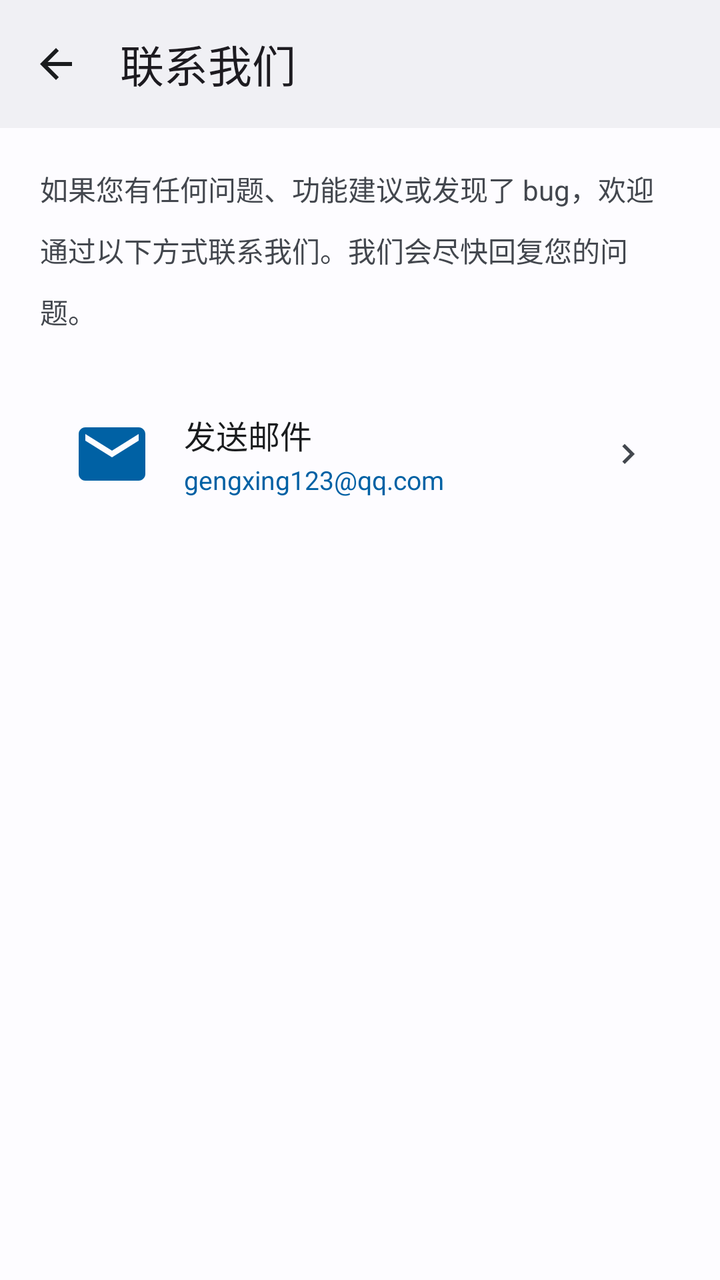
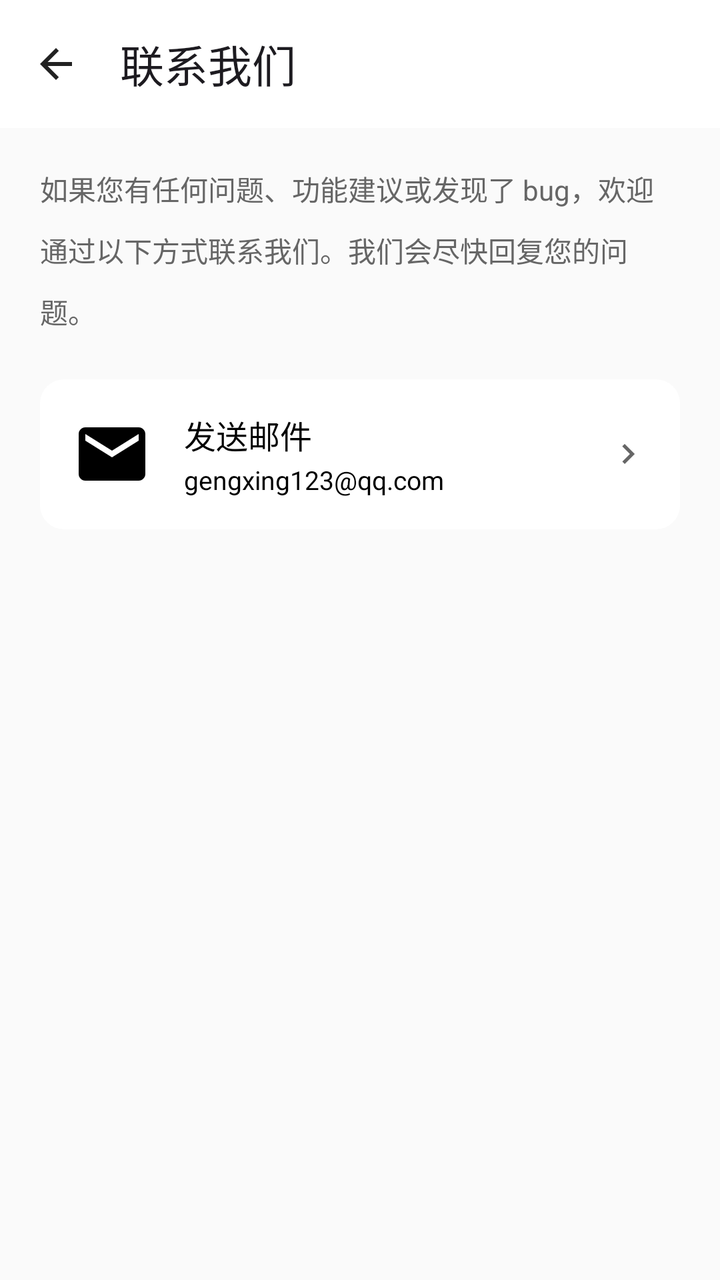

The first picture is an Android layout as it rendered before a commit; the second is the same layout after the commit. The layout source and the unified diff follow.
<!-- AndroidManifest.xml: application theme Theme.StarGallery -->
<!-- res/layout/fragment_contact.xml -->
<?xml version="1.0" encoding="utf-8"?>
<androidx.coordinatorlayout.widget.CoordinatorLayout xmlns:android="http://schemas.android.com/apk/res/android"
    xmlns:app="http://schemas.android.com/apk/res-auto"
    android:layout_width="match_parent"
    android:layout_height="match_parent"
    android:fitsSystemWindows="true"
    android:background="?attr/colorSurface">

    <com.google.android.material.appbar.AppBarLayout
        android:layout_width="match_parent"
        android:layout_height="wrap_content"
        android:fitsSystemWindows="true"
        app:elevation="0dp">

        <com.google.android.material.appbar.MaterialToolbar
            android:id="@+id/toolbar"
            android:layout_width="match_parent"
            android:layout_height="?attr/actionBarSize"
            android:background="?attr/colorSurfaceContainer"
            app:title="@string/contact_title"
            app:navigationIcon="@drawable/ic_back"/>

    </com.google.android.material.appbar.AppBarLayout>

    <androidx.core.widget.NestedScrollView
        android:layout_width="match_parent"
        android:layout_height="match_parent"
        app:layout_behavior="@string/appbar_scrolling_view_behavior">

        <LinearLayout
            android:layout_width="match_parent"
            android:layout_height="wrap_content"
            android:orientation="vertical"
            android:padding="20dp">

            
            <TextView
                android:layout_width="match_parent"
                android:layout_height="wrap_content"
                android:text="@string/contact_intro"
                android:textSize="14sp"
                android:textColor="?attr/colorOnSurfaceVariant"
                android:lineSpacingMultiplier="1.5"
                android:layout_marginBottom="24dp"/>

            
            <LinearLayout
                android:id="@+id/btnEmail"
                android:layout_width="match_parent"
                android:layout_height="wrap_content"
                android:orientation="horizontal"
                android:gravity="center_vertical"
                android:background="@drawable/bg_card"
                android:padding="16dp"
                android:foreground="?attr/selectableItemBackground">

                <ImageView
                    android:layout_width="40dp"
                    android:layout_height="40dp"
                    android:src="@drawable/ic_email"
                    app:tint="?attr/colorPrimary"/>

                <LinearLayout
                    android:layout_width="0dp"
                    android:layout_height="wrap_content"
                    android:layout_weight="1"
                    android:orientation="vertical"
                    android:layout_marginStart="16dp">
                    <TextView
                        android:layout_width="wrap_content"
                        android:layout_height="wrap_content"
                        android:text="@string/contact_email_title"
                        android:textSize="16sp"
                        android:textColor="?attr/colorOnSurface"
                        android:fontFamily="sans-serif-medium"/>
                    <TextView
                        android:id="@+id/tvEmail"
                        android:layout_width="wrap_content"
                        android:layout_height="wrap_content"
                        android:text="@string/contact_email"
                        android:textSize="13sp"
                        android:textColor="?attr/colorPrimary"
                        android:layout_marginTop="2dp"/>
                </LinearLayout>

                <ImageView
                    android:layout_width="20dp"
                    android:layout_height="20dp"
                    android:src="@drawable/ic_arrow_right"
                    app:tint="?attr/colorOnSurfaceVariant"/>
            </LinearLayout>

            

        </LinearLayout>
    </androidx.core.widget.NestedScrollView>
</androidx.coordinatorlayout.widget.CoordinatorLayout>
<!-- resources referenced by this layout -->
<resources>
  <!-- drawable bg_card (drawable) -->
  <?xml version="1.0" encoding="utf-8"?>
  <shape xmlns:android="http://schemas.android.com/apk/res/android">
      <solid android:color="@color/background_white"/>
      <corners android:radius="@dimen/shape_corner_md"/>
  </shape>
  <style name="Theme.StarGallery" parent="Theme.Material3.Light.NoActionBar">
          <item name="colorPrimary">@color/md_theme_light_primary</item>
          <item name="colorOnPrimary">@color/md_theme_light_onPrimary</item>
          <item name="colorPrimaryContainer">@color/md_theme_light_primaryContainer</item>
          <item name="colorOnPrimaryContainer">@color/md_theme_light_onPrimaryContainer</item>
          <item name="colorSecondary">@color/md_theme_light_secondary</item>
          <item name="colorOnSecondary">@color/md_theme_light_onSecondary</item>
          <item name="colorSecondaryContainer">@color/md_theme_light_secondaryContainer</item>
          <item name="colorOnSecondaryContainer">@color/md_theme_light_onSecondaryContainer</item>
          <item name="colorTertiary">@color/md_theme_light_tertiary</item>
          <item name="colorOnTertiary">@color/md_theme_light_onTertiary</item>
          <item name="colorTertiaryContainer">@color/md_theme_light_tertiaryContainer</item>
          <item name="colorOnTertiaryContainer">@color/md_theme_light_onTertiaryContainer</item>
          <item name="colorError">@color/md_theme_light_error</item>
          <item name="colorOnError">@color/md_theme_light_onError</item>
          <item name="colorErrorContainer">@color/md_theme_light_errorContainer</item>
          <item name="colorOnErrorContainer">@color/md_theme_light_onErrorContainer</item>
          <item name="android:windowBackground">@color/md_theme_light_background</item>
          <item name="android:statusBarColor">@color/md_theme_light_surfaceContainer</item>
          <item name="android:windowLightStatusBar">true</item>
          <item name="android:navigationBarColor">@android:color/transparent</item>
          <item name="android:windowLightNavigationBar">true</item>
          <item name="colorSurface">@color/md_theme_light_surface</item>
          <item name="colorOnSurface">@color/md_theme_light_onSurface</item>
          <item name="colorSurfaceVariant">@color/md_theme_light_surfaceVariant</item>
          <item name="colorOnSurfaceVariant">@color/md_theme_light_onSurfaceVariant</item>
          <item name="colorOutline">@color/md_theme_light_outline</item>
          <item name="colorOutlineVariant">@color/md_theme_light_outlineVariant</item>
          <item name="colorSurfaceContainer">@color/md_theme_light_surfaceContainer</item>
          <item name="colorSurfaceContainerHigh">@color/md_theme_light_surfaceContainerHigh</item>
          <item name="colorSurfaceContainerHighest">@color/md_theme_light_surfaceContainerHighest</item>
      </style>
  <color name="background_white">@color/md_theme_light_surface</color>
  <dimen name="shape_corner_md">12dp</dimen>
  <color name="icon_normal">@color/md_theme_light_onSurface</color>
  <color name="md_theme_light_primary">#0061A4</color>
  <color name="md_theme_light_onPrimary">#FFFFFF</color>
  <color name="md_theme_light_primaryContainer">#CDE5FF</color>
  <color name="md_theme_light_onPrimaryContainer">#001D36</color>
  <color name="md_theme_light_secondary">#535F70</color>
  <color name="md_theme_light_onSecondary">#FFFFFF</color>
  <color name="md_theme_light_secondaryContainer">#D7E3F7</color>
  <color name="md_theme_light_onSecondaryContainer">#101C2B</color>
  <color name="md_theme_light_tertiary">#6B5778</color>
  <color name="md_theme_light_onTertiary">#FFFFFF</color>
  <color name="md_theme_light_tertiaryContainer">#F2DAFF</color>
  <color name="md_theme_light_onTertiaryContainer">#251432</color>
  <color name="md_theme_light_error">#BA1A1A</color>
  <color name="md_theme_light_onError">#FFFFFF</color>
  <color name="md_theme_light_errorContainer">#FFDAD6</color>
  <color name="md_theme_light_onErrorContainer">#410002</color>
  <color name="md_theme_light_background">#FDFCFF</color>
  <color name="md_theme_light_surfaceContainer">#F0F0F4</color>
  <color name="md_theme_light_surface">#FDFCFF</color>
  <color name="md_theme_light_onSurface">#1A1C1E</color>
  <color name="md_theme_light_surfaceVariant">#DFE2EB</color>
  <color name="md_theme_light_onSurfaceVariant">#43474E</color>
  <color name="md_theme_light_outline">#73777F</color>
  <color name="md_theme_light_outlineVariant">#C3C6CF</color>
  <color name="md_theme_light_surfaceContainerHigh">#EAEAEE</color>
  <color name="md_theme_light_surfaceContainerHighest">#E4E5E9</color>
  <!-- unchanged entries left out for length: 7 -->
</resources>

<!-- the commit's change to res/layout/fragment_contact.xml (unified diff, before → after) -->
@@ -4,7 +4,7 @@
     android:layout_width="match_parent"
     android:layout_height="match_parent"
     android:fitsSystemWindows="true"
-    android:background="?attr/colorSurface">
+    android:background="@color/background">
 
     <com.google.android.material.appbar.AppBarLayout
         android:layout_width="match_parent"
@@ -16,7 +16,7 @@
             android:id="@+id/toolbar"
             android:layout_width="match_parent"
             android:layout_height="?attr/actionBarSize"
-            android:background="?attr/colorSurfaceContainer"
+            android:background="@color/background_white"
             app:title="@string/contact_title"
             app:navigationIcon="@drawable/ic_back"/>
 
@@ -39,7 +39,7 @@
                 android:layout_height="wrap_content"
                 android:text="@string/contact_intro"
                 android:textSize="14sp"
-                android:textColor="?attr/colorOnSurfaceVariant"
+                android:textColor="@color/text_secondary"
                 android:lineSpacingMultiplier="1.5"
                 android:layout_marginBottom="24dp"/>
 
@@ -58,7 +58,7 @@
                     android:layout_width="40dp"
                     android:layout_height="40dp"
                     android:src="@drawable/ic_email"
-                    app:tint="?attr/colorPrimary"/>
+                    app:tint="@color/primary"/>
 
                 <LinearLayout
                     android:layout_width="0dp"
@@ -71,7 +71,7 @@
                         android:layout_height="wrap_content"
                         android:text="@string/contact_email_title"
                         android:textSize="16sp"
-                        android:textColor="?attr/colorOnSurface"
+                        android:textColor="@color/text_primary"
                         android:fontFamily="sans-serif-medium"/>
                     <TextView
                         android:id="@+id/tvEmail"
@@ -79,7 +79,7 @@
                         android:layout_height="wrap_content"
                         android:text="@string/contact_email"
                         android:textSize="13sp"
-                        android:textColor="?attr/colorPrimary"
+                        android:textColor="@color/primary"
                         android:layout_marginTop="2dp"/>
                 </LinearLayout>
 
@@ -87,7 +87,7 @@
                     android:layout_width="20dp"
                     android:layout_height="20dp"
                     android:src="@drawable/ic_arrow_right"
-                    app:tint="?attr/colorOnSurfaceVariant"/>
+                    app:tint="@color/text_secondary"/>
             </LinearLayout>
 
             
<!-- resource entries referenced after the edit -->
@@ -1,72 +1,37 @@
 <!-- resources referenced by this layout -->
 <resources>
+  <color name="background">#FFFAFAFA</color>
   <!-- drawable bg_card (drawable) -->
   <?xml version="1.0" encoding="utf-8"?>
   <shape xmlns:android="http://schemas.android.com/apk/res/android">
       <solid android:color="@color/background_white"/>
-      <corners android:radius="@dimen/shape_corner_md"/>
+      <corners android:radius="12dp"/>
   </shape>
   <style name="Theme.StarGallery" parent="Theme.Material3.Light.NoActionBar">
-          <item name="colorPrimary">@color/md_theme_light_primary</item>
-          <item name="colorOnPrimary">@color/md_theme_light_onPrimary</item>
-          <item name="colorPrimaryContainer">@color/md_theme_light_primaryContainer</item>
-          <item name="colorOnPrimaryContainer">@color/md_theme_light_onPrimaryContainer</item>
-          <item name="colorSecondary">@color/md_theme_light_secondary</item>
-          <item name="colorOnSecondary">@color/md_theme_light_onSecondary</item>
-          <item name="colorSecondaryContainer">@color/md_theme_light_secondaryContainer</item>
-          <item name="colorOnSecondaryContainer">@color/md_theme_light_onSecondaryContainer</item>
-          <item name="colorTertiary">@color/md_theme_light_tertiary</item>
-          <item name="colorOnTertiary">@color/md_theme_light_onTertiary</item>
-          <item name="colorTertiaryContainer">@color/md_theme_light_tertiaryContainer</item>
-          <item name="colorOnTertiaryContainer">@color/md_theme_light_onTertiaryContainer</item>
-          <item name="colorError">@color/md_theme_light_error</item>
-          <item name="colorOnError">@color/md_theme_light_onError</item>
-          <item name="colorErrorContainer">@color/md_theme_light_errorContainer</item>
-          <item name="colorOnErrorContainer">@color/md_theme_light_onErrorContainer</item>
-          <item name="android:windowBackground">@color/md_theme_light_background</item>
-          <item name="android:statusBarColor">@color/md_theme_light_surfaceContainer</item>
+          <item name="colorPrimary">@color/primary</item>
+          <item name="colorPrimaryDark">@color/primary_dark</item>
+          <item name="colorAccent">@color/accent</item>
+          <item name="android:windowBackground">@color/white</item>
+          <item name="android:statusBarColor">@android:color/transparent</item>
           <item name="android:windowLightStatusBar">true</item>
           <item name="android:navigationBarColor">@android:color/transparent</item>
           <item name="android:windowLightNavigationBar">true</item>
-          <item name="colorSurface">@color/md_theme_light_surface</item>
-          <item name="colorOnSurface">@color/md_theme_light_onSurface</item>
-          <item name="colorSurfaceVariant">@color/md_theme_light_surfaceVariant</item>
-          <item name="colorOnSurfaceVariant">@color/md_theme_light_onSurfaceVariant</item>
-          <item name="colorOutline">@color/md_theme_light_outline</item>
-          <item name="colorOutlineVariant">@color/md_theme_light_outlineVariant</item>
-          <item name="colorSurfaceContainer">@color/md_theme_light_surfaceContainer</item>
-          <item name="colorSurfaceContainerHigh">@color/md_theme_light_surfaceContainerHigh</item>
-          <item name="colorSurfaceContainerHighest">@color/md_theme_light_surfaceContainerHighest</item>
+          
+          <item name="colorSurface">@color/white</item>
+          <item name="colorSurfaceVariant">@color/white</item>
+          <item name="colorOnSurface">@color/text_primary</item>
+          <item name="colorSurfaceContainer">@color/white</item>
+          <item name="colorSurfaceContainerHigh">@color/white</item>
+          <item name="colorSurfaceContainerHighest">@color/white</item>
       </style>
-  <color name="background_white">@color/md_theme_light_surface</color>
-  <dimen name="shape_corner_md">12dp</dimen>
-  <color name="icon_normal">@color/md_theme_light_onSurface</color>
-  <color name="md_theme_light_primary">#0061A4</color>
-  <color name="md_theme_light_onPrimary">#FFFFFF</color>
-  <color name="md_theme_light_primaryContainer">#CDE5FF</color>
-  <color name="md_theme_light_onPrimaryContainer">#001D36</color>
-  <color name="md_theme_light_secondary">#535F70</color>
-  <color name="md_theme_light_onSecondary">#FFFFFF</color>
-  <color name="md_theme_light_secondaryContainer">#D7E3F7</color>
-  <color name="md_theme_light_onSecondaryContainer">#101C2B</color>
-  <color name="md_theme_light_tertiary">#6B5778</color>
-  <color name="md_theme_light_onTertiary">#FFFFFF</color>
-  <color name="md_theme_light_tertiaryContainer">#F2DAFF</color>
-  <color name="md_theme_light_onTertiaryContainer">#251432</color>
-  <color name="md_theme_light_error">#BA1A1A</color>
-  <color name="md_theme_light_onError">#FFFFFF</color>
-  <color name="md_theme_light_errorContainer">#FFDAD6</color>
-  <color name="md_theme_light_onErrorContainer">#410002</color>
-  <color name="md_theme_light_background">#FDFCFF</color>
-  <color name="md_theme_light_surfaceContainer">#F0F0F4</color>
-  <color name="md_theme_light_surface">#FDFCFF</color>
-  <color name="md_theme_light_onSurface">#1A1C1E</color>
-  <color name="md_theme_light_surfaceVariant">#DFE2EB</color>
-  <color name="md_theme_light_onSurfaceVariant">#43474E</color>
-  <color name="md_theme_light_outline">#73777F</color>
-  <color name="md_theme_light_outlineVariant">#C3C6CF</color>
-  <color name="md_theme_light_surfaceContainerHigh">#EAEAEE</color>
-  <color name="md_theme_light_surfaceContainerHighest">#E4E5E9</color>
+  <color name="background_white">#FFFFFFFF</color>
+  <color name="primary">#FF000000</color>
+  <color name="text_primary">#FF000000</color>
+  <color name="text_secondary">#FF666666</color>
+  <color name="icon_normal">#FF222222</color>
+  <color name="primary_dark">#FF000000</color>
+  <color name="accent">#FF007AFF</color>
+  <color name="white">#FFFFFFFF</color>
   <!-- unchanged entries left out for length: 7 -->
 </resources>
 
